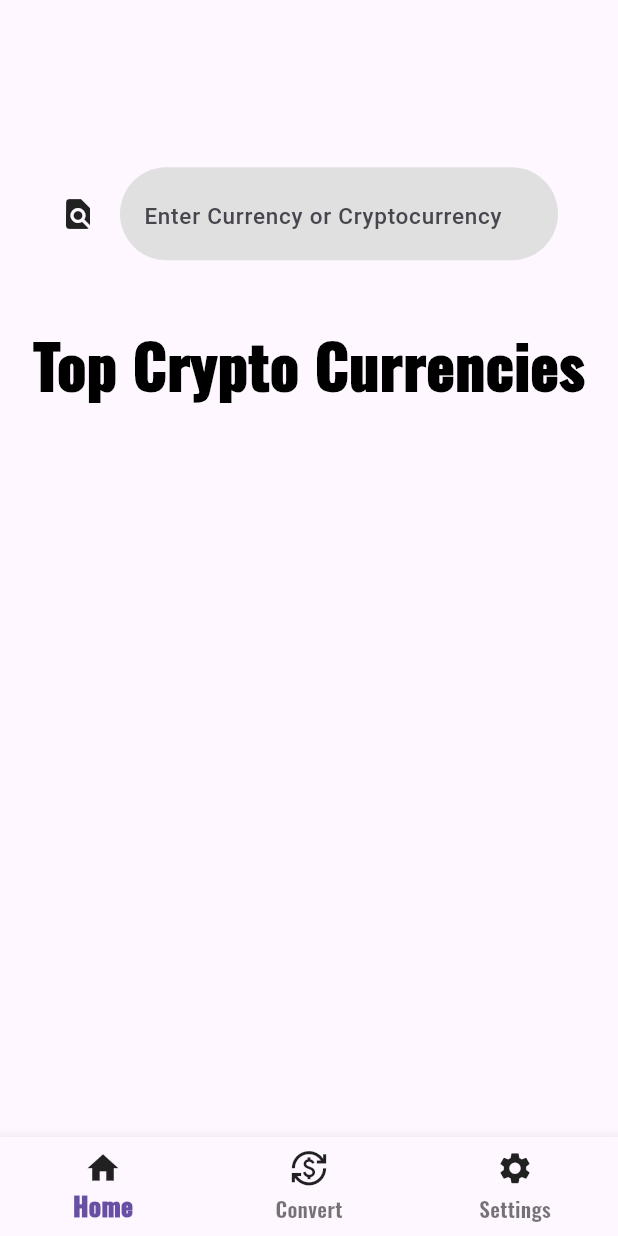
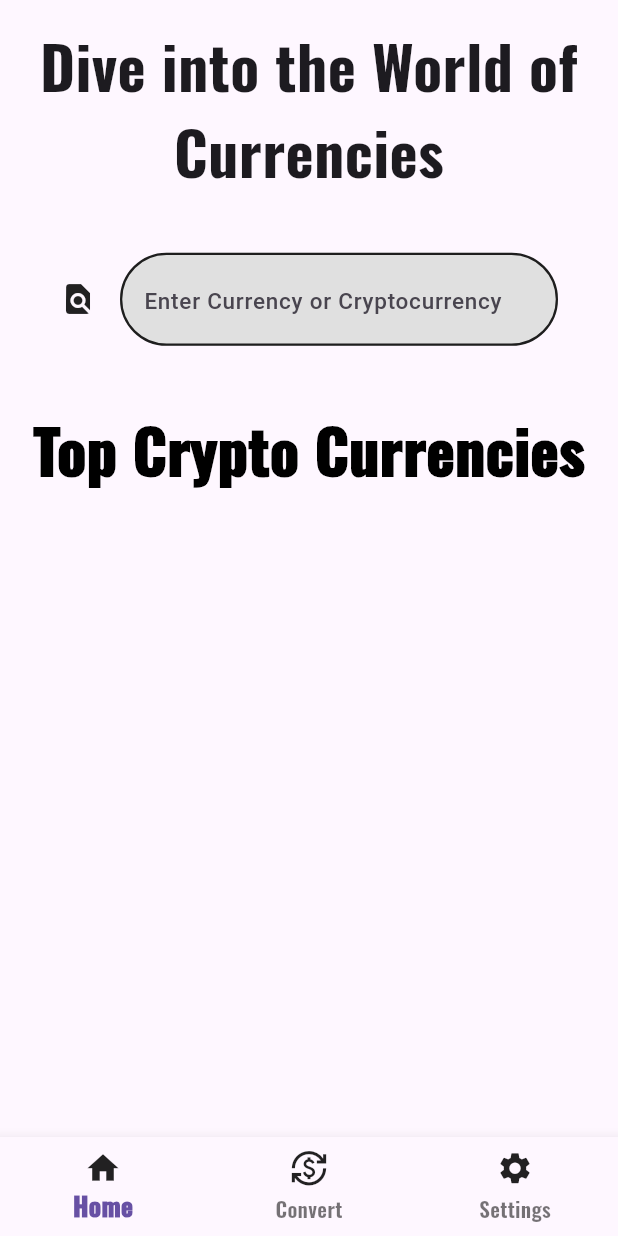
Before and after one commit to msjkee/RateMaster, a Flutter app: the DashboardScreen screen opened directly with empty values, on a phone screen of 412 x 824 dp. Run offline on Flutter 3.47's test engine with Material 3 defaults, Android fonts, the phone set to English and light mode, and no system bars; our stand-ins replace flutter_dotenv, flutter_spinkit, smooth_page_indicator; network calls fail; Roboto replaces fonts that are missing (Noto_Serif).

Commit message:
TextField design TODO: Continue with Design Dashboard page - Search logic needs to be done

```diff
--- a/lib/screens/dashboard_screen.dart
+++ b/lib/screens/dashboard_screen.dart
@@ -80,6 +80,15 @@ class _DashboardScreenState extends State<DashboardScreen> {
             mainAxisAlignment: MainAxisAlignment.center,
             crossAxisAlignment: CrossAxisAlignment.stretch,
             children: <Widget> [
+              Text(
+                'Dive into the World of Currencies',
+                textAlign: TextAlign.center,
+                style: TextStyle(
+                  fontFamily: 'Oswald',
+                  fontSize: 40.0,
+                  fontWeight: FontWeight.bold
+                )
+              ),
               Container(
                 padding: EdgeInsets.all(40),
                 child: TextField(
--- a/lib/utilities/constants.dart
+++ b/lib/utilities/constants.dart
@@ -51,9 +51,26 @@ const kTextFieldInputDecoration = InputDecoration(
         fontFamily: 'Noto_Serif',
         fontSize: 15
     ),
-    border: OutlineInputBorder(
+    enabledBorder: OutlineInputBorder(
         borderRadius: BorderRadius.all(Radius.circular(50)),
-        borderSide: BorderSide.none
+        borderSide: BorderSide(
+            color: Colors.black87,
+            width: 1.5
+        )
+    ),
+    focusedBorder: OutlineInputBorder(
+        borderRadius: BorderRadius.all(Radius.circular(50)),
+        borderSide: BorderSide(
+            color: Colors.black87,
+            width: 2.5
+        )
+    ),
+    disabledBorder: OutlineInputBorder(
+        borderRadius: BorderRadius.all(Radius.circular(50)),
+        borderSide: BorderSide(
+            color: Colors.black54,
+            width: 1.5
+        )
     )
 );
 
```
